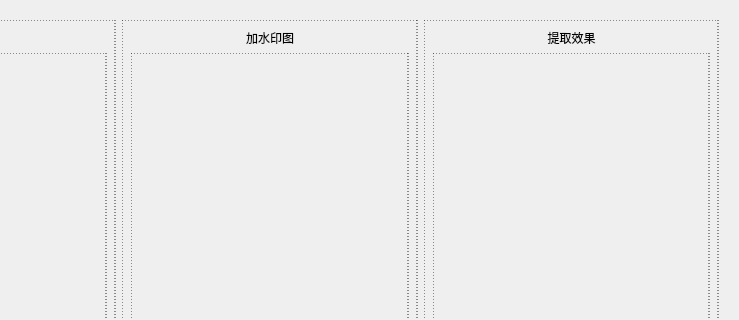
Before: the Qt Designer form ui/dialog.ui in ixlang/SecretWatermark, drawn with Qt 5; both pictures show x 199 to 938 and y 0 to 320 of the 938 by 524 pixel window.
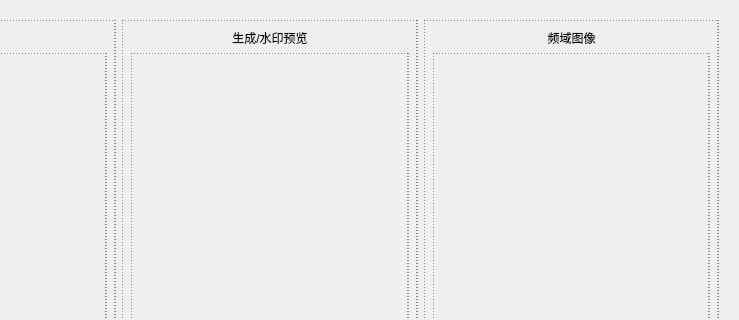
After: the same form once the commit is applied.

```diff
--- a/ui/dialog.ui
+++ b/ui/dialog.ui
@@ -52,7 +52,7 @@
          <item>
           <widget class="QLabel" name="label_2">
            <property name="text">
-            <string>加水印图</string>
+            <string>生成/水印预览</string>
            </property>
            <property name="alignment">
             <set>Qt::AlignCenter</set>
@@ -78,7 +78,7 @@
          <item>
           <widget class="QLabel" name="label_3">
            <property name="text">
-            <string>提取效果</string>
+            <string>频域图像</string>
            </property>
            <property name="alignment">
             <set>Qt::AlignCenter</set>
```
